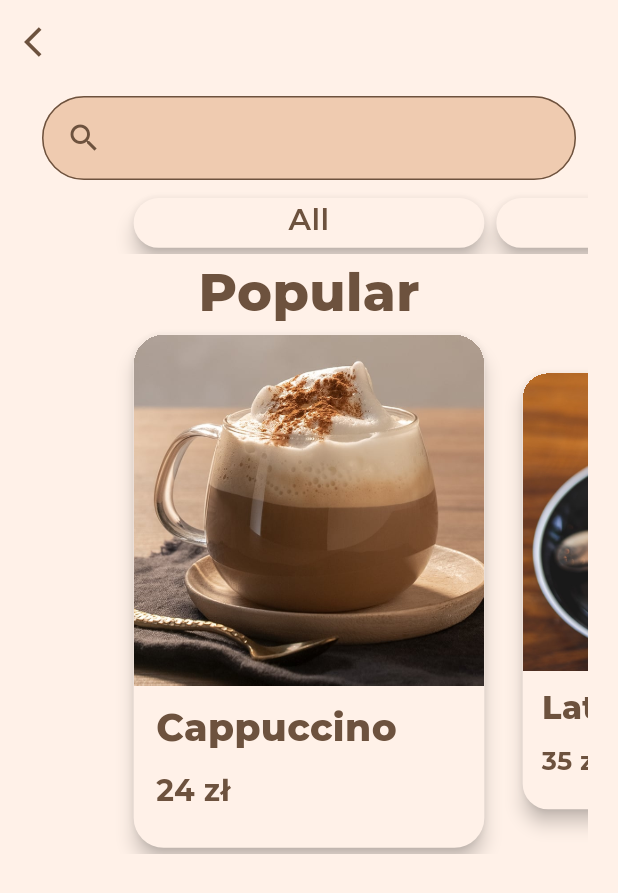
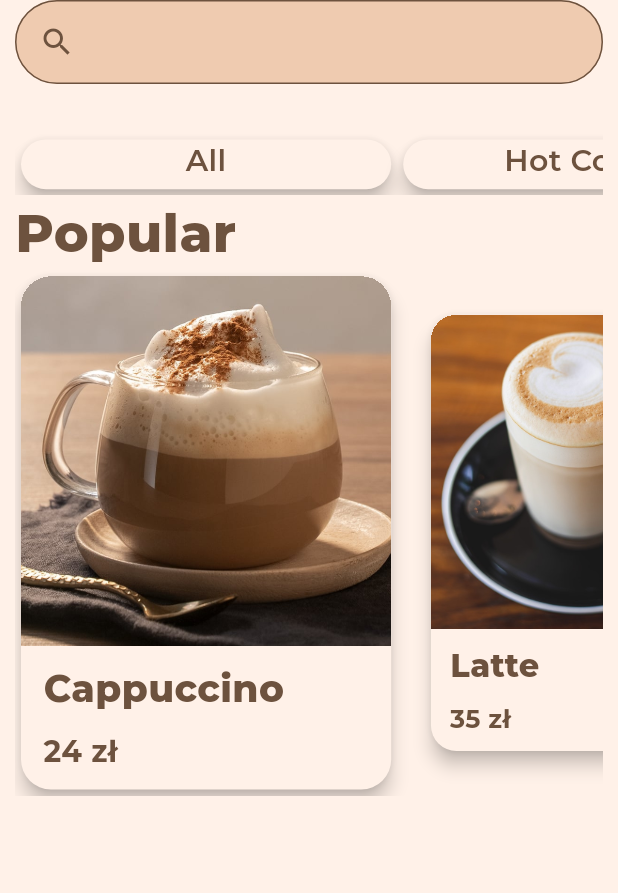
Before and after one commit to kverkholomova/coffee_app, a Flutter app: the SearchPage screen opened directly, on a phone screen of 412 x 824 dp. Shown: the top 893 px of the screen. Run offline on Flutter 3.47's test engine with Material 3 defaults, Android fonts, the phone set to English and light mode, and no system bars; our stand-ins replace google_fonts; missing offline and left inert: flutter_floating_bottom_bar.

Commit message:
style(ui): fix layout spacing and colors

```diff
--- a/lib/features/main_pages/search_page.dart
+++ b/lib/features/main_pages/search_page.dart
@@ -12,23 +12,18 @@ class SearchPage extends StatelessWidget {
   @override
   Widget build(BuildContext context) {
     return Scaffold(
-      appBar: AppBar(
-        leading: IconButton(
-          onPressed: () {
-            Navigator.pop(context);
-          },
-          icon: Icon(Icons.arrow_back_ios),
-        ),
-      ),
       body: SafeArea(
         child: SingleChildScrollView(
           physics: BouncingScrollPhysics(),
-          padding: const EdgeInsets.symmetric(horizontal: 20),
+          padding: const EdgeInsets.symmetric(horizontal: 10),
           scrollDirection: Axis.vertical,
           child: Column(
-            mainAxisAlignment: MainAxisAlignment.start,
+            crossAxisAlignment: CrossAxisAlignment.start,
+
             children: [
               SearchBarApp(),
+              SizedBox(height: MediaQuery.of(context).size.width * 0.08),
+
               CategoryCarousel(),
               TitleText(title: "Popular"),
               CoffeeCarousel(),
--- a/lib/widgets/carousel_widget.dart
+++ b/lib/widgets/carousel_widget.dart
@@ -33,8 +33,9 @@ class _CoffeeCarouselState extends State<CoffeeCarousel> {
   @override
   Widget build(BuildContext context) {
     return SizedBox(
-      height: 350,
+      height: MediaQuery.of(context).size.width * 0.85,
       child: PageView.builder(
+        padEnds: false,
         controller: _controller,
         itemCount: coffees.length,
         itemBuilder: (context, index) {
--- a/lib/widgets/category_carousel.dart
+++ b/lib/widgets/category_carousel.dart
@@ -23,8 +23,8 @@ class _CategoryCarouselState extends State<CategoryCarousel> {
   Widget build(BuildContext context) {
     return SizedBox(
       height: MediaQuery.of(context).size.width * 0.1,
-      width: double.maxFinite,
       child: PageView.builder(
+        padEnds: false,
         controller: _controller,
         itemCount: categories.length,
         itemBuilder: (context, index) {
--- a/lib/widgets/search_bar.dart
+++ b/lib/widgets/search_bar.dart
@@ -12,9 +12,7 @@ class _SearchBarAppState extends State<SearchBarApp> {
 
   @override
   Widget build(BuildContext context) {
-    return Padding(
-          padding: const EdgeInsets.all(8.0),
-          child: SearchAnchor(
+    return SearchAnchor(
       viewSurfaceTintColor: Theme.of(context).cardColor,
       viewBackgroundColor: Theme.of(context).cardColor,
       builder: (BuildContext context, SearchController controller) {
@@ -51,7 +49,6 @@ class _SearchBarAppState extends State<SearchBarApp> {
           );
         });
       },
-          ),
     );
   }
 }
```
Also changed, not shown: lib/widgets/coffee_cards/new_coffee_card.dart (+70 -15 lines). Lines whose indentation alone changed are shown as unchanged.
